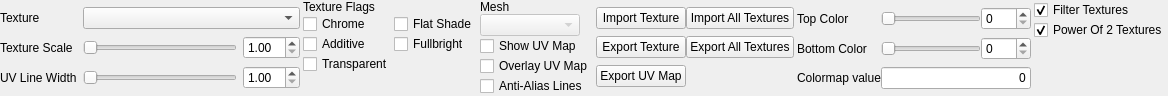
Before: the Qt Designer form src/tools/hlmv/ui/assets/studiomodel/dockpanels/StudioModelTexturesPanel.ui in SamVanheer/HalfLifeAssetManager, drawn with Qt 5.
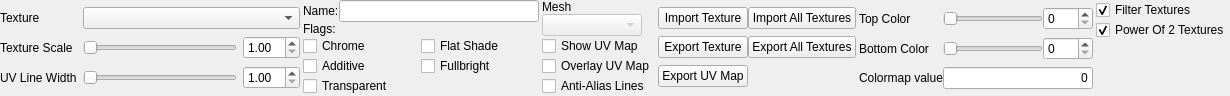
After: the same form once the commit is applied.

Commit message: Implement texture name edit feature

Patch:
```diff
--- a/src/tools/hlmv/ui/assets/studiomodel/dockpanels/StudioModelTexturesPanel.ui
+++ b/src/tools/hlmv/ui/assets/studiomodel/dockpanels/StudioModelTexturesPanel.ui
@@ -6,8 +6,8 @@
    <rect>
     <x>0</x>
     <y>0</y>
-    <width>1142</width>
-    <height>86</height>
+    <width>1213</width>
+    <height>88</height>
    </rect>
   </property>
   <property name="windowTitle">
@@ -520,7 +520,34 @@
      <property name="verticalSpacing">
       <number>0</number>
      </property>
-     <item row="1" column="0">
+     <item row="3" column="1">
+      <widget class="QCheckBox" name="Fullbright">
+       <property name="text">
+        <string>Fullbright</string>
+       </property>
+      </widget>
+     </item>
+     <item row="2" column="1">
+      <widget class="QCheckBox" name="FlatShade">
+       <property name="text">
+        <string>Flat Shade</string>
+       </property>
+      </widget>
+     </item>
+     <item row="7" column="0">
+      <spacer name="verticalSpacer_2">
+       <property name="orientation">
+        <enum>Qt::Vertical</enum>
+       </property>
+       <property name="sizeHint" stdset="0">
+        <size>
+         <width>20</width>
+         <height>0</height>
+        </size>
+       </property>
+      </spacer>
+     </item>
+     <item row="2" column="0">
       <widget class="QCheckBox" name="Chrome">
        <property name="text">
         <string>Chrome</string>
@@ -528,50 +555,59 @@
       </widget>
      </item>
      <item row="3" column="0">
-      <widget class="QCheckBox" name="Transparent">
-       <property name="text">
-        <string>Transparent</string>
-       </property>
-      </widget>
-     </item>
-     <item row="2" column="0">
       <widget class="QCheckBox" name="Additive">
        <property name="text">
         <string>Additive</string>
        </property>
       </widget>
      </item>
-     <item row="6" column="0">
-      <spacer name="verticalSpacer_2">
-       <property name="orientation">
-        <enum>Qt::Vertical</enum>
+     <item row="4" column="0">
+      <widget class="QCheckBox" name="Transparent">
+       <property name="text">
+        <string>Transparent</string>
        </property>
-       <property name="sizeHint" stdset="0">
-        <size>
-         <width>20</width>
-         <height>0</height>
-        </size>
+      </widget>
+     </item>
+     <item row="0" column="0" colspan="2">
+      <layout class="QHBoxLayout" name="horizontalLayout">
+       <property name="topMargin">
+        <number>0</number>
        </property>
-      </spacer>
+       <item>
+        <widget class="QLabel" name="label_9">
+         <property name="text">
+          <string>Name:</string>
+         </property>
+        </widget>
+       </item>
+       <item>
+        <widget class="QLineEdit" name="TextureName">
+         <property name="sizePolicy">
+          <sizepolicy hsizetype="Fixed" vsizetype="Fixed">
+           <horstretch>0</horstretch>
+           <verstretch>0</verstretch>
+          </sizepolicy>
+         </property>
+         <property name="minimumSize">
+          <size>
+           <width>200</width>
+           <height>0</height>
+          </size>
+         </property>
+         <property name="maximumSize">
+          <size>
+           <width>200</width>
+           <height>16777215</height>
+          </size>
+         </property>
+        </widget>
+       </item>
+      </layout>
      </item>
-     <item row="0" column="0">
+     <item row="1" column="0" colspan="2">
       <widget class="QLabel" name="label_8">
        <property name="text">
-        <string>Texture Flags</string>
-       </property>
-      </widget>
-     </item>
-     <item row="1" column="1">
-      <widget class="QCheckBox" name="FlatShade">
-       <property name="text">
-        <string>Flat Shade</string>
-       </property>
-      </widget>
-     </item>
-     <item row="2" column="1">
-      <widget class="QCheckBox" name="Fullbright">
-       <property name="text">
-        <string>Fullbright</string>
+        <string>Flags:</string>
        </property>
       </widget>
      </item>
```
The commit also changes 4 other files.
